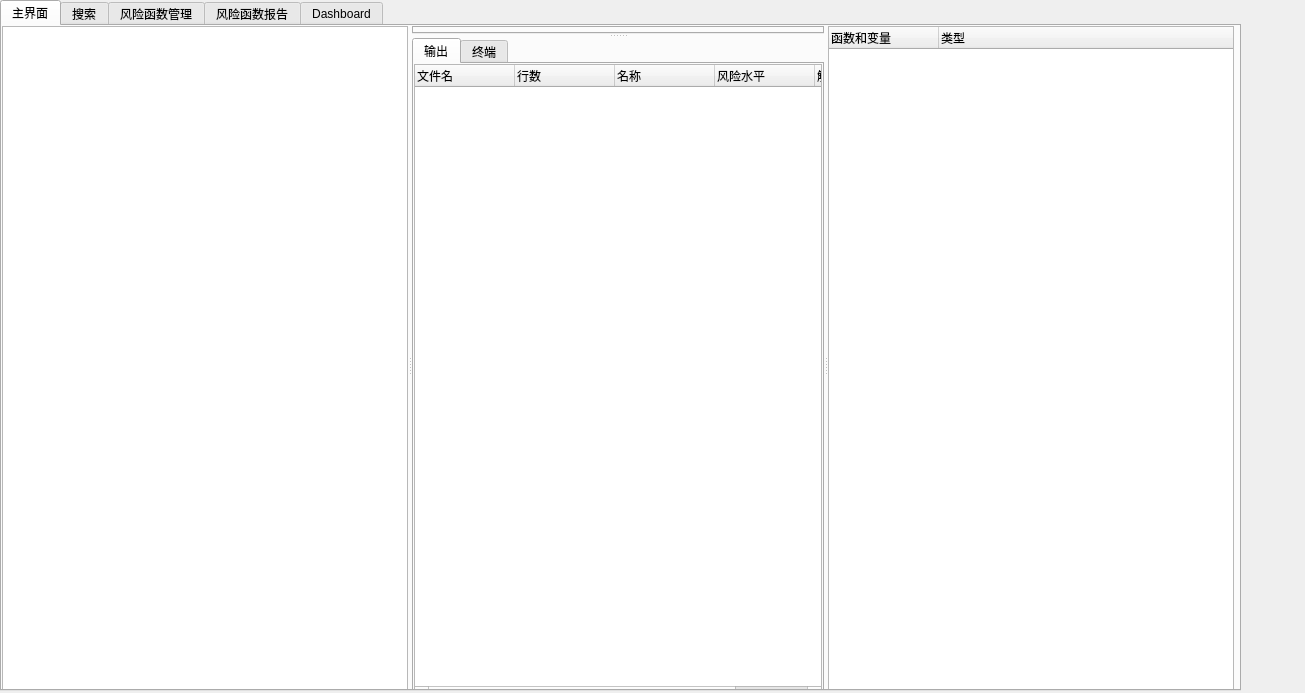
The window that QTApplication/untitled.ui (StuBoo3i/CodeAudit) describes before a commit, drawn with Qt 5.
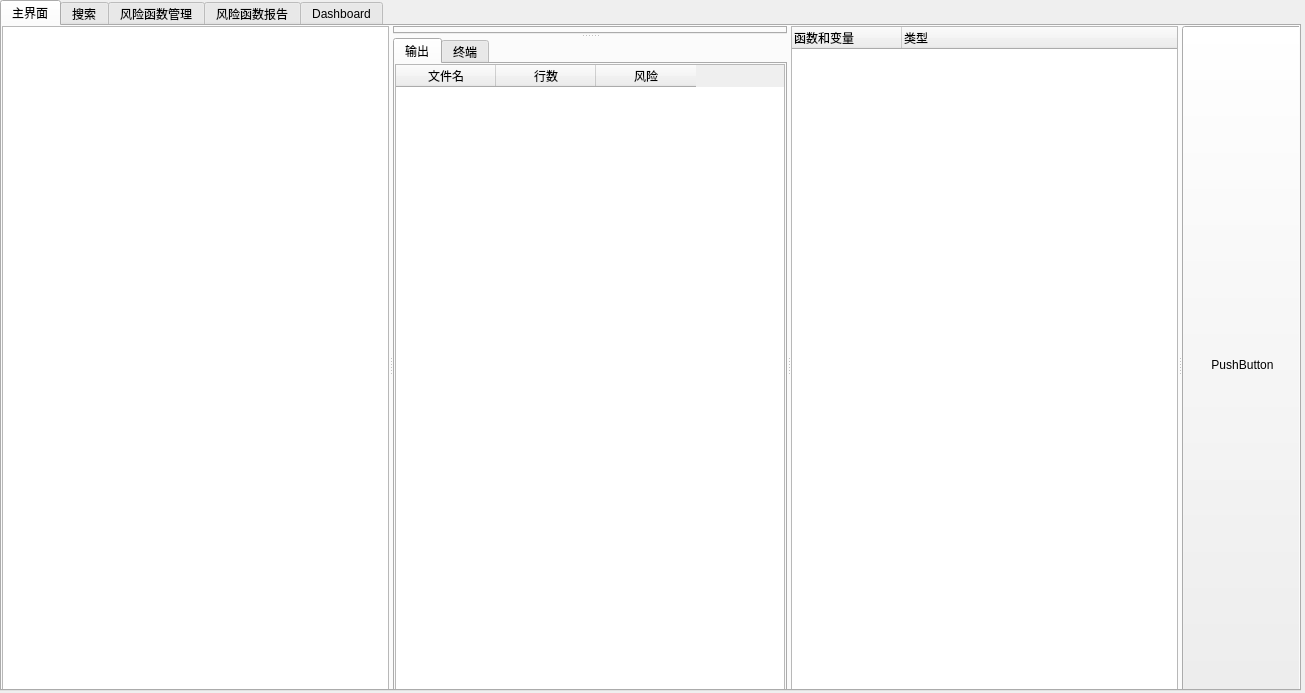
The same window after the commit. The open tabs and pages were chosen to show the change. Icons and pictures are not drawn.

Commit message: untitled.py修改及备份

What changed in the file:
```diff
--- a/QTApplication/untitled.ui
+++ b/QTApplication/untitled.ui
@@ -18,7 +18,7 @@
     <rect>
      <x>0</x>
      <y>0</y>
-     <width>1241</width>
+     <width>1301</width>
      <height>691</height>
     </rect>
    </property>
@@ -34,7 +34,7 @@
       <rect>
        <x>0</x>
        <y>0</y>
-       <width>1232</width>
+       <width>1301</width>
        <height>677</height>
       </rect>
      </property>
@@ -82,20 +82,7 @@
           <number>0</number>
          </property>
          <item>
-          <widget class="QTreeWidget" name="treeWidget_2">
-           <property name="styleSheet">
-            <string notr="true">QTreeView::branch:closed:has-children
-{
-    image: url(./resource/icon/expand-positive.png);/*图标*/
-    border-image: none;
-}
-
-QTreeView::branch:open:has-children
-{
-    image: url(./resource/icon/shrink-positive.png);/*图标*/
-    border-image: none;
-}</string>
-           </property>
+          <widget class="QTableWidget" name="tableWidget_2">
            <column>
             <property name="text">
              <string>文件名</string>
@@ -108,17 +95,7 @@
            </column>
            <column>
             <property name="text">
-             <string>名称</string>
-            </property>
-           </column>
-           <column>
-            <property name="text">
-             <string>风险水平</string>
-            </property>
-           </column>
-           <column>
-            <property name="text">
-             <string>解决方式</string>
+             <string>风险</string>
             </property>
            </column>
           </widget>
@@ -199,6 +176,11 @@
        </property>
       </column>
      </widget>
+     <widget class="QPushButton" name="pushButton_7">
+      <property name="text">
+       <string>PushButton</string>
+      </property>
+     </widget>
     </widget>
    </widget>
    <widget class="QWidget" name="tab_2">
```
Left out of the diff: 61 changed lines with no effect on the pictures. The commit also changes 1 other file.
